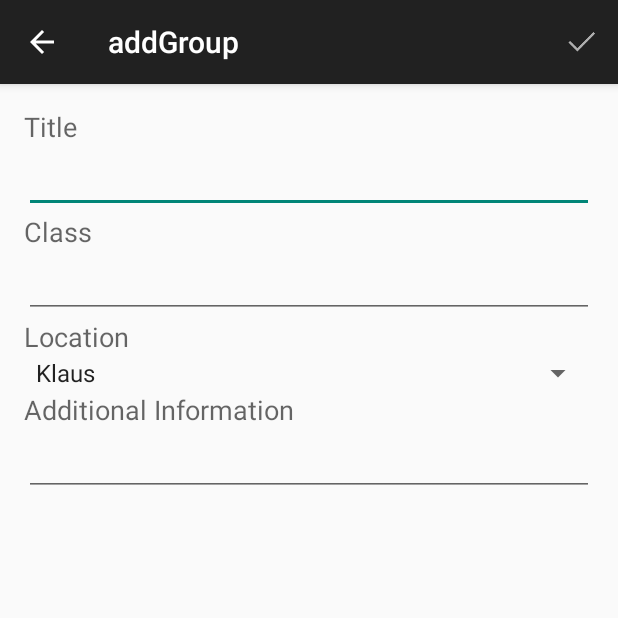
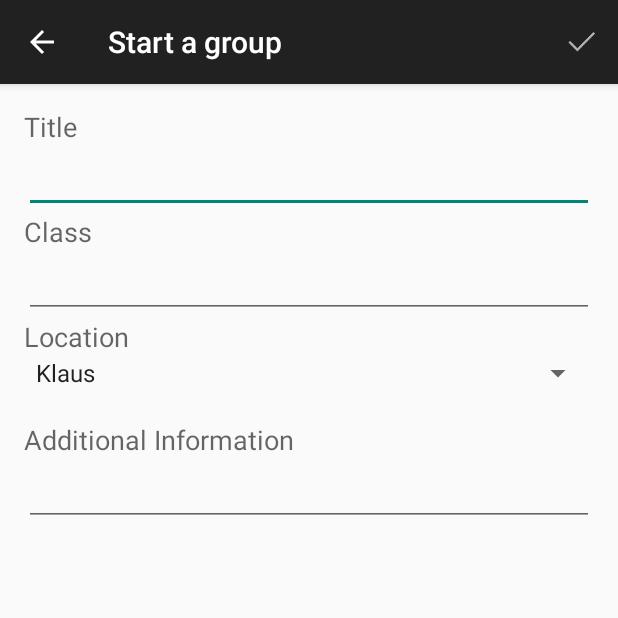
Before and after one commit to JinmingYu/GroupStudy, an Android app: the addGroup screen opened directly, with no data from a screen before it, on a phone screen of 412 x 824 dp, the top half of it. Run offline under Robolectric (Android 15) with nearby library versions, the phone set to English and light mode, and no system bars; libraries missing offline, so code that uses them is left out: com.firebase.client; 5 statements that could not run were skipped.

Commit message:
Fixes to labeling in addgroup

```diff
--- a/app/src/main/java/appathon/groupstudy/activities/addGroup.java
+++ b/app/src/main/java/appathon/groupstudy/activities/addGroup.java
@@ -23,7 +23,7 @@ public class addGroup extends ActionBarActivity {
     private Spinner spinner;
     private EditText title;
     private EditText class_text;
-    private EditText location;
+    private Spinner location;
     private EditText addInfo;
     private IFirebaseSource mFirebaseSource;
 
@@ -34,8 +34,8 @@ public class addGroup extends ActionBarActivity {
         addListenerOnSpinnnerItemSeletion();
         title = (EditText)findViewById(R.id.title_textbox);
         class_text = (EditText)findViewById(R.id.class_textbox);
-        location = (EditText)findViewById(R.id.class_textbox);
-        addInfo = (EditText)findViewById(R.id.class_textbox);
+        location = (Spinner)findViewById(R.id.spinner);
+        addInfo = (EditText)findViewById(R.id.additional_info_textbox);
         Firebase.setAndroidContext(this);
         mFirebaseSource = new FirebaseSource(null);
 
@@ -79,7 +79,7 @@ public class addGroup extends ActionBarActivity {
             //Need to send things to Firebase
             String postTitle = title.getText().toString();
             String content = class_text.getText().toString();
-            String userLocation = location.getText().toString();
+            String userLocation = location.getSelectedItem().toString();
             String additionalInfo = addInfo.getText().toString();
             Post post = new Post(postTitle, content, userLocation, additionalInfo);
             mFirebaseSource.AddPost(post);
--- a/app/src/main/res/layout/activity_add_group.xml
+++ b/app/src/main/res/layout/activity_add_group.xml
@@ -71,6 +71,7 @@
         android:id="@+id/additional"
         android:layout_below="@+id/spinner"
         android:layout_alignParentLeft="true"
+        android:layout_marginTop="20dp"
         android:layout_alignParentStart="true" />
 
     <EditText
--- a/app/src/main/res/menu/menu_main.xml
+++ b/app/src/main/res/menu/menu_main.xml
@@ -2,8 +2,10 @@
     xmlns:app="http://schemas.android.com/apk/res-auto"
     xmlns:tools="http://schemas.android.com/tools" tools:context=".MainActivity">
 
-    <item android:id="@+id/action_settings" android:title="@string/action_settings"
-        android:orderInCategory="100" app:showAsAction="never" />
+    <item android:id="@+id/action_settings"
+        android:title="@string/action_settings"
+        android:orderInCategory="100"
+        app:showAsAction="never" />
 
     <item android:id="@+id/Filters"
         android:title="@string/filter"
--- a/app/src/main/res/values/strings.xml
+++ b/app/src/main/res/values/strings.xml
@@ -1,11 +1,10 @@
 <resources>
     <string name="app_name">GroupStudy</string>
 
-    <string name="hello_world">Hello world!</string>
     <string name="action_settings">Settings</string>
     <string name="filter">Filter</string>
     <string name="add">Add</string>
-    <string name="title_activity_add_group">addGroup</string>
+    <string name="title_activity_add_group">Start a group</string>
     <string name="submit">Submit</string>
     <string name="title">Title</string>
     <string name="class_label">Class</string>
```
Also changed, not shown: app/src/main/java/appathon/groupstudy/Firebase/firebase/FirebaseSource.java (deleted, +0 -38 lines), 1 other file.
